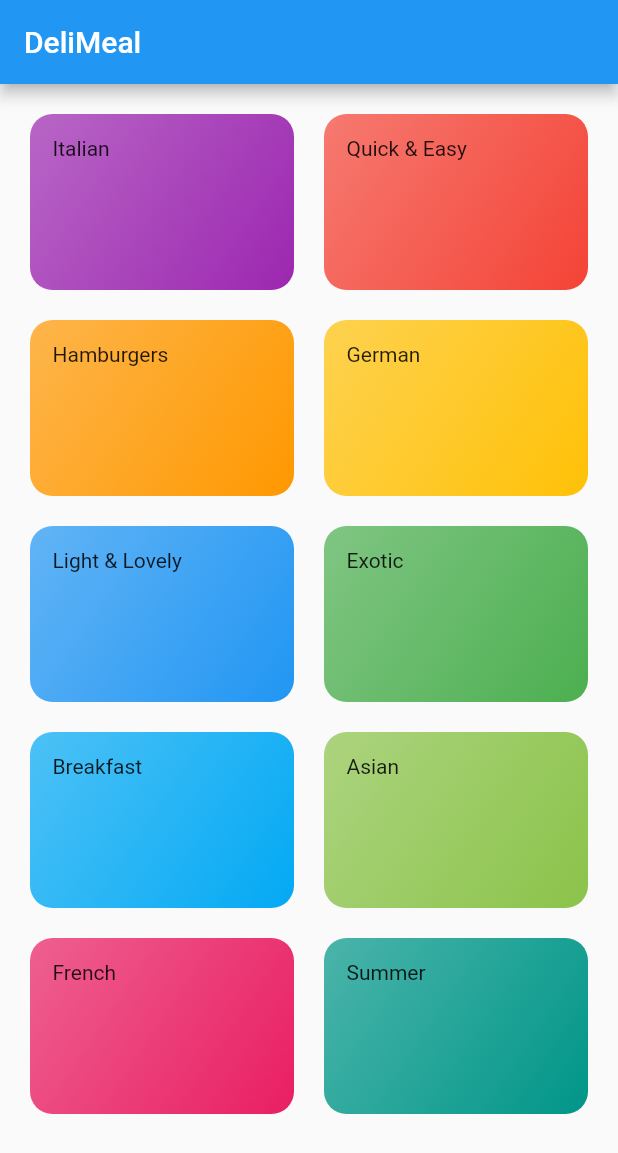
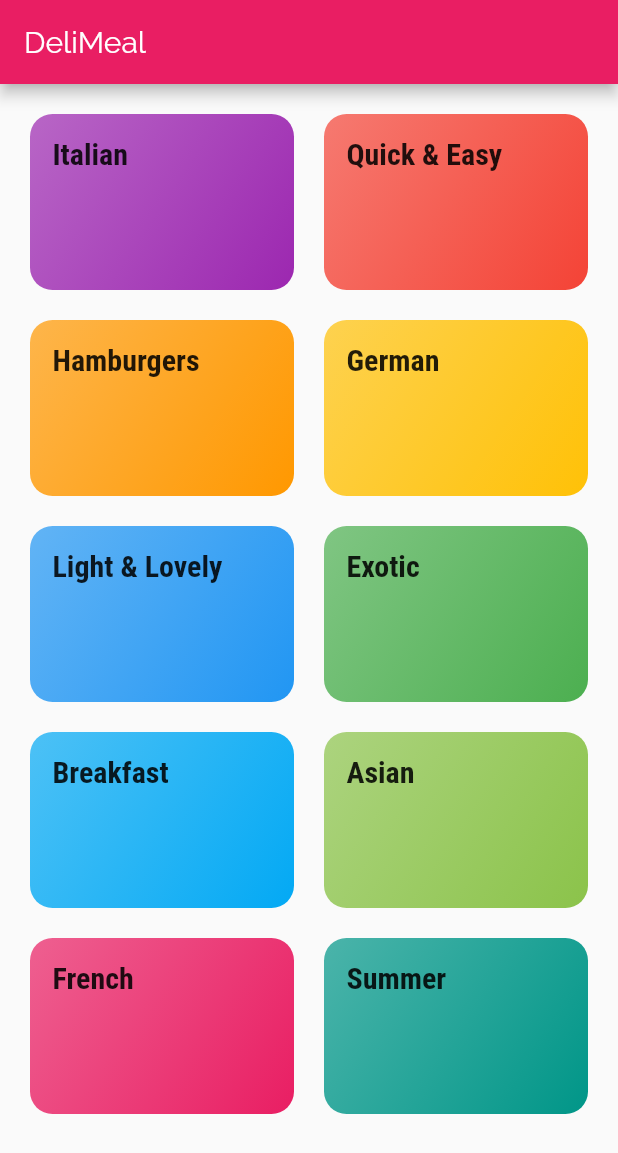
Before and after one commit to officer47p/deli-meals, a Flutter app: the screen it shows after launch, on a phone screen of 412 x 824 dp. Shown: the top 1153 px of the screen. Run offline on Flutter 3.47's test engine with Material 2 defaults, Android fonts, the phone set to English and light mode, and no system bars.

Commit message:
added the fonts and configured the theme data of material app

```diff
--- a/lib/category_item.dart
+++ b/lib/category_item.dart
@@ -10,7 +10,10 @@ class CategoryItem extends StatelessWidget {
   Widget build(BuildContext context) {
     return Container(
       padding: const EdgeInsets.all(15),
-      child: Text(title),
+      child: Text(
+        title,
+        style: Theme.of(context).textTheme.title,
+      ),
       decoration: BoxDecoration(
         gradient: LinearGradient(
           colors: [
--- a/lib/main.dart
+++ b/lib/main.dart
@@ -12,7 +12,22 @@ class MyApp extends StatelessWidget {
     return MaterialApp(
       title: "DeliMeals",
       theme: ThemeData(
-        primaryColor: Colors.blue,
+        primarySwatch: Colors.pink,
+        accentColor: Colors.amber,
+        fontFamily: "Raleway",
+        textTheme: ThemeData.light().textTheme.copyWith(
+              body1: TextStyle(
+                color: Color.fromRGBO(20, 51, 51, 1),
+              ),
+              body2: TextStyle(
+                color: Color.fromRGBO(20, 51, 51, 1),
+              ),
+              title: TextStyle(
+                fontSize: 20,
+                fontFamily: "RobotoCondensed",
+                fontWeight: FontWeight.bold,
+              ),
+            ),
       ),
       home: CategoriesScreen(),
     );
```
Also changed, not shown: pubspec.yaml (+17 -6 lines), assets/fonts/Raleway-Black.ttf (added), assets/fonts/Raleway-Bold.ttf (added), assets/fonts/Raleway-Regular.ttf (added), assets/fonts/RobotoCondensed-Bold.ttf (added), assets/fonts/RobotoCondensed-Italic.ttf (added), assets/fonts/RobotoCondensed-Light.ttf (added), assets/fonts/RobotoCondensed-Regular.ttf (added).
